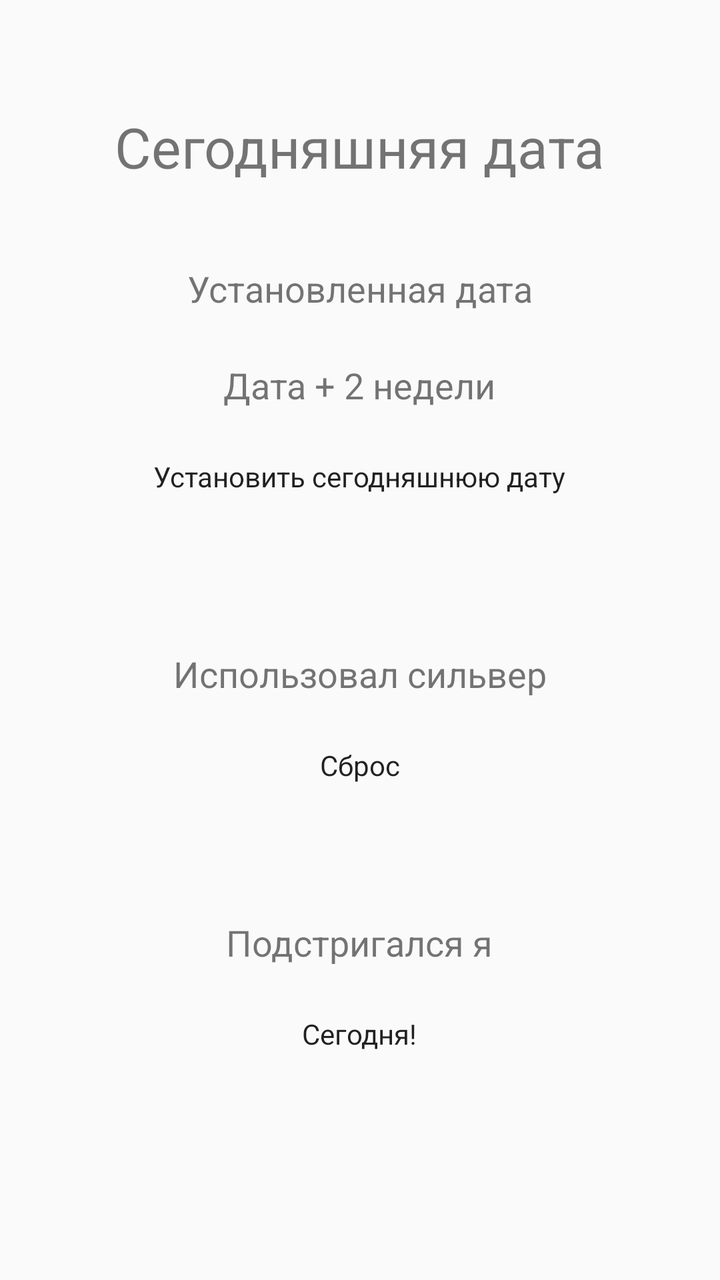
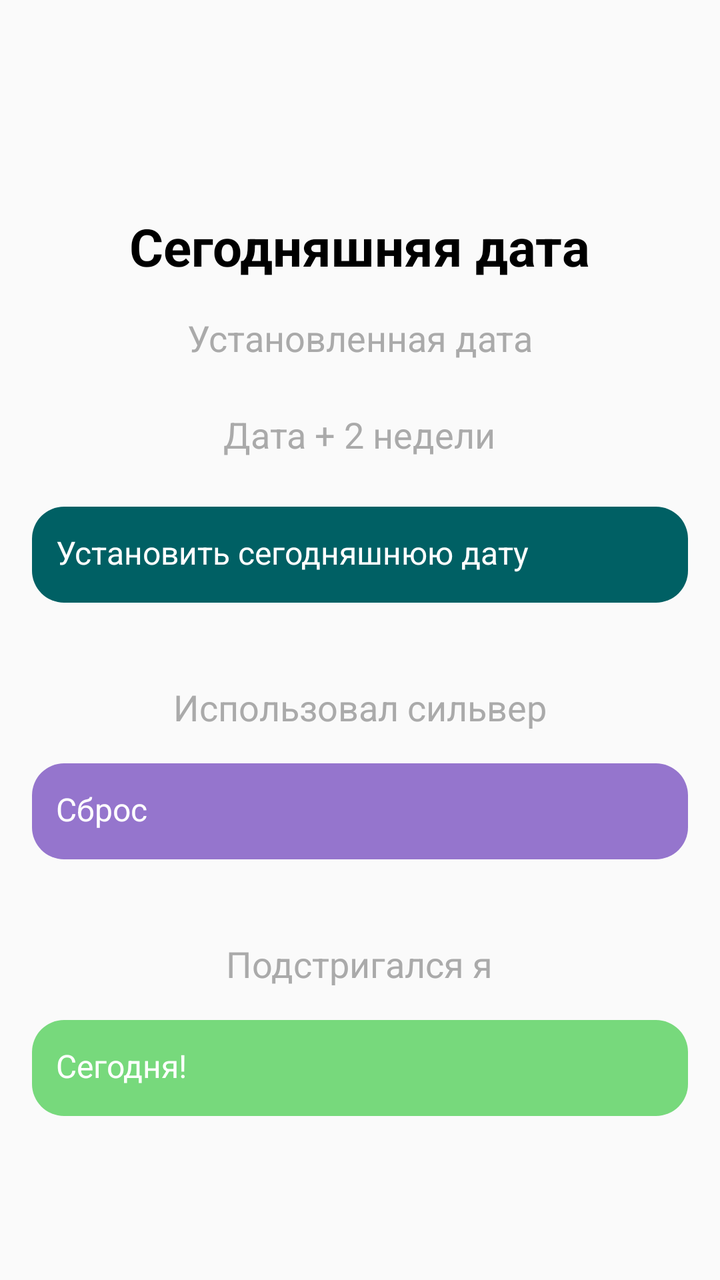

Screens rendered from an Android XML layout before and after an edit, with the pre-edit source and the edit as a unified diff.
<!-- AndroidManifest.xml: activity theme Theme.Lenses -->
<!-- res/layout/activity_main.xml -->
<LinearLayout
    xmlns:android="http://schemas.android.com/apk/res/android"
    android:layout_width="match_parent"
    android:layout_height="match_parent"
    android:orientation="vertical"
    android:gravity="center"
    android:padding="16dp">

    
    <TextView
        android:id="@+id/todayDate"
        android:layout_width="wrap_content"
        android:layout_height="wrap_content"
        android:text="Сегодняшняя дата"
        android:textSize="28sp"
        android:layout_marginTop="-36dp"/>

    <TextView
        android:id="@+id/setdate"
        android:layout_width="wrap_content"
        android:layout_height="wrap_content"
        android:text="Установленная дата"
        android:textSize="18sp"
        android:layout_marginTop="40dp"/>

    
    <TextView
        android:id="@+id/twoWeeksLater"
        android:layout_width="wrap_content"
        android:layout_height="wrap_content"
        android:text="Дата + 2 недели"
        android:textSize="18sp"
        android:layout_marginTop="24dp" />

    
    <Button
        android:id="@+id/setDateButton"
        android:layout_width="wrap_content"
        android:layout_height="52dp"
        android:layout_marginTop="24dp"
        android:text="Установить сегодняшнюю дату" />

    <TextView
        android:id="@+id/melir"
        android:layout_width="wrap_content"
        android:layout_height="wrap_content"
        android:text="Использовал сильвер"
        android:textSize="18sp"
        android:layout_marginTop="44dp" />

    <Button
        android:id="@+id/melir_button"
        android:layout_width="wrap_content"
        android:layout_height="42dp"
        android:layout_marginTop="24dp"
        android:text="Сброс" />

    <TextView
        android:id="@+id/parikm"
        android:layout_width="wrap_content"
        android:layout_height="wrap_content"
        android:text="Подстригался я"
        android:textSize="18sp"
        android:layout_marginTop="44dp" />

    <Button
        android:id="@+id/parikm_button"
        android:layout_width="wrap_content"
        android:layout_height="42dp"
        android:layout_marginTop="24dp"
        android:text="Сегодня!" />

</LinearLayout>
<!-- resources referenced by this layout -->
<resources>
  <style name="Theme.Lenses" parent="android:Theme.Material.Light.NoActionBar" />
</resources>

<!-- the commit's change to res/layout/activity_main.xml (unified diff, before → after) -->
@@ -4,7 +4,8 @@
     android:layout_height="match_parent"
     android:orientation="vertical"
     android:gravity="center"
-    android:padding="16dp">
+    android:padding="16dp"
+    android:background="?android:attr/windowBackground">
 
     
     <TextView
@@ -12,16 +13,20 @@
         android:layout_width="wrap_content"
         android:layout_height="wrap_content"
         android:text="Сегодняшняя дата"
-        android:textSize="28sp"
-        android:layout_marginTop="-36dp"/>
+        android:textSize="26sp"
+        android:textStyle="bold"
+        android:layout_marginTop="24dp"
+        android:textColor="@android:color/black"/>
 
+    
     <TextView
         android:id="@+id/setdate"
         android:layout_width="wrap_content"
         android:layout_height="wrap_content"
         android:text="Установленная дата"
         android:textSize="18sp"
-        android:layout_marginTop="40dp"/>
+        android:textColor="@android:color/darker_gray"
+        android:layout_marginTop="16dp" />
 
     
     <TextView
@@ -30,44 +35,69 @@
         android:layout_height="wrap_content"
         android:text="Дата + 2 недели"
         android:textSize="18sp"
+        android:textColor="@android:color/darker_gray"
         android:layout_marginTop="24dp" />
 
     
     <Button
         android:id="@+id/setDateButton"
-        android:layout_width="wrap_content"
-        android:layout_height="52dp"
+        android:layout_width="match_parent"
+        android:layout_height="48dp"
+        android:text="Установить сегодняшнюю дату"
+        android:textSize="16sp"
         android:layout_marginTop="24dp"
-        android:text="Установить сегодняшнюю дату" />
+        android:backgroundTint="@color/colorPrimary"
+        android:background="@drawable/button_background"
+        android:textColor="@android:color/white"
+    android:layout_gravity="center_horizontal"
+    android:padding="12dp" />
 
+    
     <TextView
         android:id="@+id/melir"
         android:layout_width="wrap_content"
         android:layout_height="wrap_content"
         android:text="Использовал сильвер"
         android:textSize="18sp"
-        android:layout_marginTop="44dp" />
+        android:textColor="@android:color/darker_gray"
+        android:layout_marginTop="40dp" />
 
+    
     <Button
         android:id="@+id/melir_button"
-        android:layout_width="wrap_content"
-        android:layout_height="42dp"
-        android:layout_marginTop="24dp"
-        android:text="Сброс" />
+        android:layout_width="match_parent"
+        android:layout_height="48dp"
+        android:text="Сброс"
+        android:textSize="16sp"
+        android:layout_marginTop="16dp"
+        android:backgroundTint="@color/color3"
+        android:background="@drawable/button_background"
+    android:textColor="@android:color/white"
+    android:layout_gravity="center_horizontal"
+    android:padding="12dp" />
 
+    
     <TextView
         android:id="@+id/parikm"
         android:layout_width="wrap_content"
         android:layout_height="wrap_content"
         android:text="Подстригался я"
         android:textSize="18sp"
-        android:layout_marginTop="44dp" />
+        android:textColor="@android:color/darker_gray"
+        android:layout_marginTop="40dp" />
 
+    
     <Button
         android:id="@+id/parikm_button"
-        android:layout_width="wrap_content"
-        android:layout_height="42dp"
-        android:layout_marginTop="24dp"
-        android:text="Сегодня!" />
+        android:layout_width="match_parent"
+        android:layout_height="48dp"
+        android:text="Сегодня!"
+        android:textSize="16sp"
+        android:layout_marginTop="16dp"
+        android:backgroundTint="@color/colorSecondary"
+        android:background="@drawable/button_background"
+        android:textColor="@android:color/white"
+    android:layout_gravity="center_horizontal"
+    android:padding="12dp" />
 
 </LinearLayout>
<!-- resource entries referenced after the edit -->
@@ -1,5 +1,13 @@
 <!-- resources referenced by this layout -->
 <resources>
+  <color name="color3">#9575CD</color>
+  <color name="colorPrimary">#006064</color>
+  <color name="colorSecondary">#77D97C</color>
+  <!-- drawable button_background (drawable) -->
+  <?xml version="1.0" encoding="utf-8"?>
+  <shape xmlns:android="http://schemas.android.com/apk/res/android">
+      <corners android:radius="16dp"/> 
+  </shape>
   <style name="Theme.Lenses" parent="android:Theme.Material.Light.NoActionBar" />
 </resources>
 
